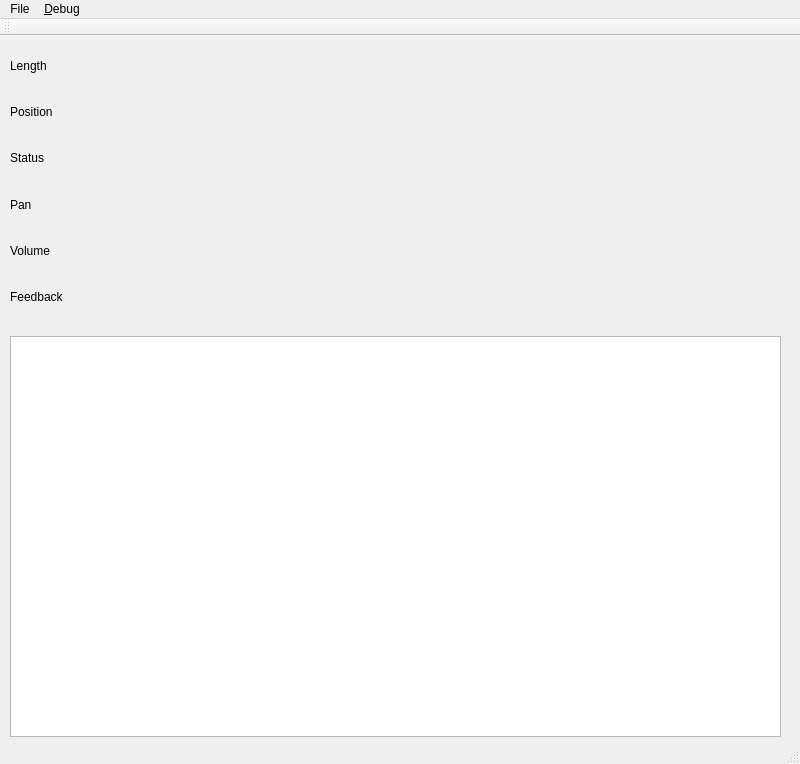
This is lp2ctrlui.ui in looperlative/lpmidimon as Qt 5 draws it before an edit. The edited form follows.
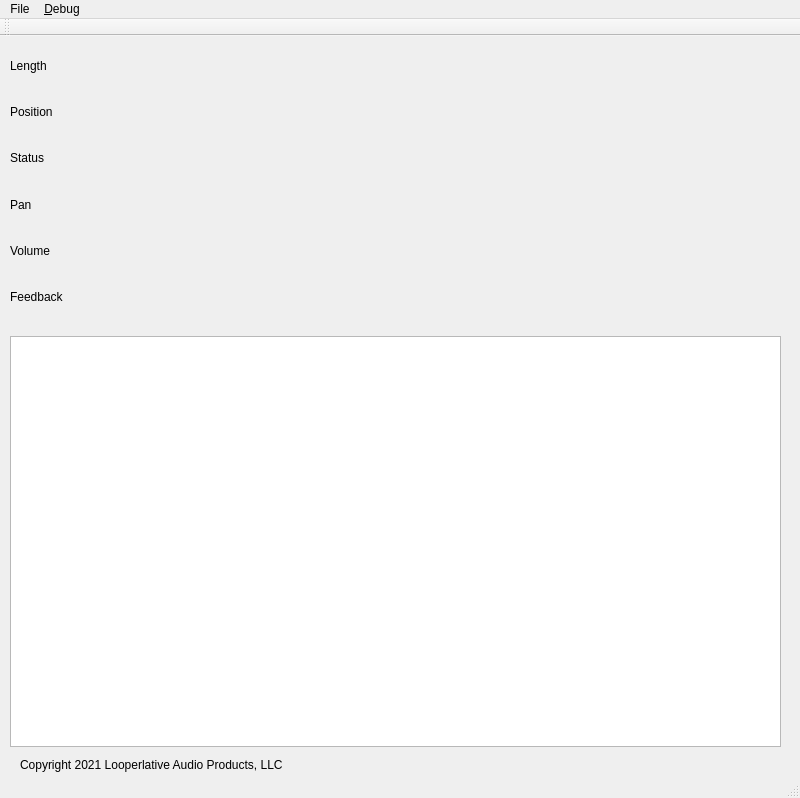
This is the edited form. Icons and pictures are not drawn.

Commit message: Updated copyright markings

```diff
--- a/lp2ctrlui.ui
+++ b/lp2ctrlui.ui
@@ -8,7 +8,7 @@
     <x>0</x>
     <y>0</y>
     <width>800</width>
-    <height>764</height>
+    <height>798</height>
    </rect>
   </property>
   <property name="windowTitle">
@@ -79,7 +79,7 @@
       <x>10</x>
       <y>300</y>
       <width>771</width>
-      <height>401</height>
+      <height>411</height>
      </rect>
     </property>
     <property name="font">
@@ -89,6 +89,19 @@
      </font>
     </property>
    </widget>
+   <widget class="QLabel" name="label_5">
+    <property name="geometry">
+     <rect>
+      <x>20</x>
+      <y>720</y>
+      <width>631</width>
+      <height>17</height>
+     </rect>
+    </property>
+    <property name="text">
+     <string>Copyright 2021 Looperlative Audio Products, LLC</string>
+    </property>
+   </widget>
   </widget>
   <widget class="QMenuBar" name="menubar">
    <property name="geometry">
```
The commit also changes 1 other file.
